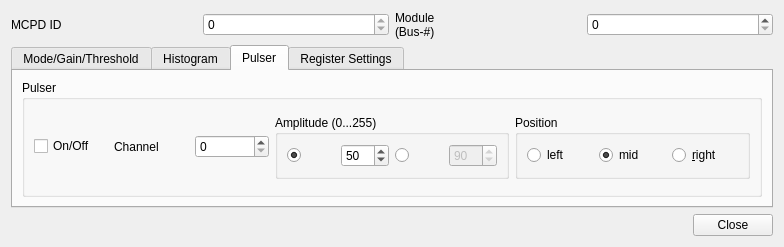
Qt form qmesydaq/modulesetup.ui (flueke/qmesydaq) before a commit.
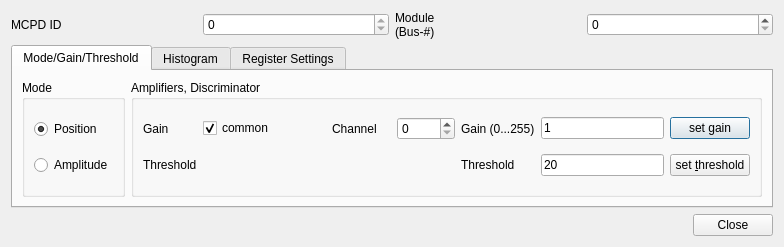
The same form after that commit. Custom widgets are drawn as their Qt base class.

Commit message:
Add a separate menu entry for the pulser in the tools menu
The pulser is only enabled in the 'expert' or 'superuser' mode and
it is moved into a separate dialog which is no modal anymore.

```diff
--- a/qmesydaq/modulesetup.ui
+++ b/qmesydaq/modulesetup.ui
@@ -59,7 +59,7 @@
    <item row="1" column="0">
     <widget class="QTabWidget" name="tabWidget">
      <property name="currentIndex">
-      <number>2</number>
+      <number>0</number>
      </property>
      <widget class="QWidget" name="tabModeGainThreshold">
       <attribute name="title">
@@ -602,152 +602,6 @@
        </item>
       </layout>
      </widget>
-     <widget class="QWidget" name="tabPulser">
-      <attribute name="title">
-       <string>Pulser</string>
-      </attribute>
-      <layout class="QGridLayout" name="gridLayout_4">
-       <item row="0" column="0">
-        <widget class="QGroupBox" name="groupBox35">
-         <property name="title">
-          <string>Pulser</string>
-         </property>
-         <layout class="QGridLayout" name="gridLayout_19">
-          <item row="0" column="0">
-           <layout class="QVBoxLayout" name="verticalLayout_2">
-            <item>
-             <layout class="QHBoxLayout" name="horizontalLayout_2">
-              <item>
-               <widget class="QCheckBox" name="pulserButton">
-                <property name="toolTip">
-                 <string>toggle pulser on/off</string>
-                </property>
-                <property name="text">
-                 <string>On/Off</string>
-                </property>
-                <property name="checkable">
-                 <bool>true</bool>
-                </property>
-               </widget>
-              </item>
-              <item>
-               <widget class="QLabel" name="textLabel1_4_2_3_4">
-                <property name="text">
-                 <string>Channel</string>
-                </property>
-                <property name="wordWrap">
-                 <bool>false</bool>
-                </property>
-               </widget>
-              </item>
-              <item>
-               <widget class="QSpinBox" name="pulsChan">
-                <property name="toolTip">
-                 <string>pulser channel</string>
-                </property>
-                <property name="maximum">
-                 <number>7</number>
-                </property>
-               </widget>
-              </item>
-             </layout>
-            </item>
-           </layout>
-          </item>
-          <item row="0" column="1">
-           <widget class="QGroupBox" name="buttonGroup5">
-            <property name="title">
-             <string>Amplitude (0...255)</string>
-            </property>
-            <layout class="QGridLayout" name="gridLayout_17">
-             <item row="0" column="0">
-              <layout class="QHBoxLayout" name="horizontalLayout_3">
-               <item>
-                <widget class="QRadioButton" name="pulsampRadio1">
-                 <property name="text">
-                  <string/>
-                 </property>
-                 <property name="checked">
-                  <bool>true</bool>
-                 </property>
-                </widget>
-               </item>
-               <item>
-                <widget class="QSpinBox" name="pulsAmp1">
-                 <property name="maximum">
-                  <number>255</number>
-                 </property>
-                 <property name="value">
-                  <number>50</number>
-                 </property>
-                </widget>
-               </item>
-               <item>
-                <widget class="QRadioButton" name="pulsampRadio2">
-                 <property name="text">
-                  <string/>
-                 </property>
-                 <property name="checked">
-                  <bool>false</bool>
-                 </property>
-                </widget>
-               </item>
-               <item>
-                <widget class="QSpinBox" name="pulsAmp2">
-                 <property name="enabled">
-                  <bool>false</bool>
-                 </property>
-                 <property name="maximum">
-                  <number>255</number>
-                 </property>
-                 <property name="value">
-                  <number>90</number>
-                 </property>
-                </widget>
-               </item>
-              </layout>
-             </item>
-            </layout>
-           </widget>
-          </item>
-          <item row="0" column="2">
-           <widget class="QGroupBox" name="buttonGroup4">
-            <property name="title">
-             <string>Position</string>
-            </property>
-            <layout class="QGridLayout" name="gridLayout_11">
-             <item row="0" column="0">
-              <widget class="QRadioButton" name="pulsLeft">
-               <property name="text">
-                <string>left</string>
-               </property>
-              </widget>
-             </item>
-             <item row="0" column="1">
-              <widget class="QRadioButton" name="pulsMid">
-               <property name="text">
-                <string>mid</string>
-               </property>
-               <property name="checked">
-                <bool>true</bool>
-               </property>
-              </widget>
-             </item>
-             <item row="0" column="2">
-              <widget class="QRadioButton" name="pulsRight">
-               <property name="text">
-                <string>&amp;right</string>
-               </property>
-              </widget>
-             </item>
-            </layout>
-           </widget>
-          </item>
-         </layout>
-        </widget>
-       </item>
-      </layout>
-     </widget>
      <widget class="QWidget" name="tabRegisterSettings">
       <attribute name="title">
        <string>Register Settings</string>
```
Left out of the diff: 192 changed lines with no effect on the pictures. The commit also changes 11 other files.
